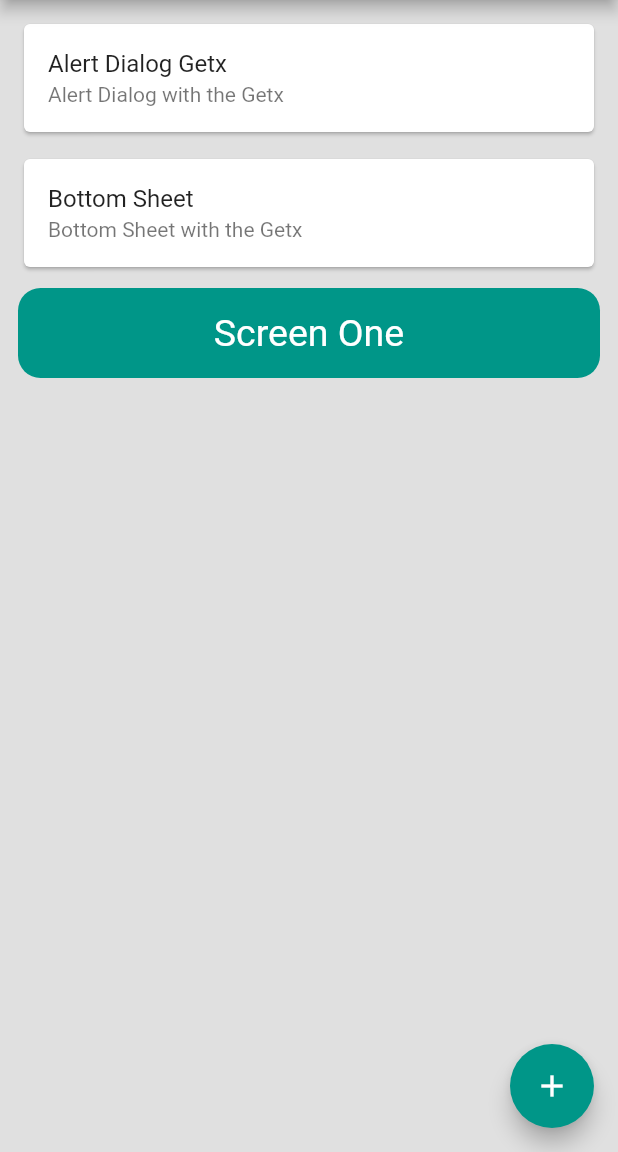
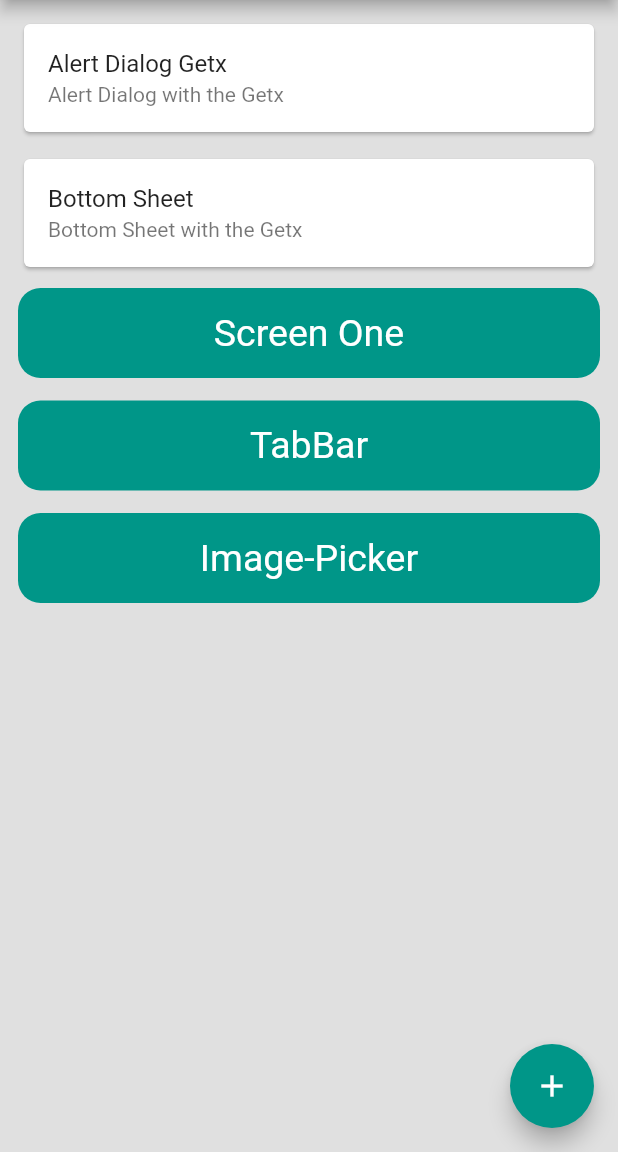
Before and after one commit to YaseenMughal/Getx_Tutorial, a Flutter app: the screen it shows after launch, on a phone screen of 412 x 824 dp, the part 84-1236 px from its top. Run offline on Flutter 3.47's test engine with Material 2 defaults, Android fonts, the phone set to English and light mode, and no system bars; our stand-ins replace get, image_picker.

```diff
--- a/lib/home_screen.dart
+++ b/lib/home_screen.dart
@@ -3,6 +3,8 @@ import 'package:flutter/src/widgets/framework.dart';
 import 'package:flutter/src/widgets/placeholder.dart';
 import 'package:get/get.dart';
 import 'package:getx_tutorial/screen_one.dart';
+import 'package:getx_tutorial/screen_three.dart';
+import 'package:getx_tutorial/screen_two.dart';
 
 class HomeScreen extends StatefulWidget {
   const HomeScreen({super.key});
@@ -48,7 +50,7 @@ class _HomeScreenState extends State<HomeScreen> {
                   onTap: () {
                     Get.bottomSheet(
                       Container(
-                        decoration: BoxDecoration(
+                        decoration: const BoxDecoration(
                             borderRadius: BorderRadius.only(
                                 topLeft: Radius.circular(40),
                                 topRight: Radius.circular(40)),
@@ -56,15 +58,15 @@ class _HomeScreenState extends State<HomeScreen> {
                         child: Column(
                           children: [
                             ListTile(
-                              leading: Icon(Icons.light_mode),
-                              title: Text("Light Mode"),
+                              leading: const Icon(Icons.light_mode),
+                              title: const Text("Light Mode"),
                               onTap: () {
                                 Get.changeTheme(ThemeData.light());
                               },
                             ),
                             ListTile(
-                              leading: Icon(Icons.dark_mode),
-                              title: Text("Dark Mode"),
+                              leading: const Icon(Icons.dark_mode),
+                              title: const Text("Dark Mode"),
                               onTap: () {
                                 Get.changeTheme(
                                   ThemeData.dark(),
@@ -90,13 +92,51 @@ class _HomeScreenState extends State<HomeScreen> {
                   borderRadius: BorderRadius.circular(15),
                   color: Colors.teal,
                 ),
-                child: Center(
+                child: const Center(
                     child: Text(
                   "Screen One",
                   style: TextStyle(color: Colors.white, fontSize: 25.0),
                 )),
               ),
-            )
+            ),
+            SizedBox(height: 15),
+            InkWell(
+              onTap: () {
+                Get.to(TabView());
+              },
+              child: Container(
+                height: 60,
+                width: double.infinity,
+                decoration: BoxDecoration(
+                  borderRadius: BorderRadius.circular(15),
+                  color: Colors.teal,
+                ),
+                child: const Center(
+                    child: Text(
+                  "TabBar",
+                  style: TextStyle(color: Colors.white, fontSize: 25.0),
+                )),
+              ),
+            ),
+            SizedBox(height: 15),
+            InkWell(
+              onTap: () {
+                Get.to(ScreenThree());
+              },
+              child: Container(
+                height: 60,
+                width: double.infinity,
+                decoration: BoxDecoration(
+                  borderRadius: BorderRadius.circular(15),
+                  color: Colors.teal,
+                ),
+                child: const Center(
+                    child: Text(
+                  "Image-Picker",
+                  style: TextStyle(color: Colors.white, fontSize: 25.0),
+                )),
+              ),
+            ),
           ],
         ),
       ),
@@ -104,8 +144,7 @@ class _HomeScreenState extends State<HomeScreen> {
           backgroundColor: Colors.teal,
           child: Icon(Icons.add),
           onPressed: () {
-            Get.snackbar("Yaseen Mughal",
-                "Alhamdulillah hire in DigiCop Solution with 40-45k",
+            Get.snackbar("Yaseen Mughal", "Alhamdulillah for everything",
                 snackStyle: SnackStyle.FLOATING,
                 colorText: Color.fromARGB(255, 238, 236, 234),
                 backgroundColor: Colors.teal,
--- a/pubspec.yaml
+++ b/pubspec.yaml
@@ -36,6 +36,7 @@ dependencies:
   # Use with the CupertinoIcons class for iOS style icons.
   cupertino_icons: ^1.0.2
   get: ^4.6.5
+  image_picker: ^1.0.4
 
 dev_dependencies:
   flutter_test:
```
Also changed, not shown: lib/screen_three.dart (added, +136 -0 lines), lib/screen_two.dart (+50 -2 lines), pubspec.lock, 7 other files.
